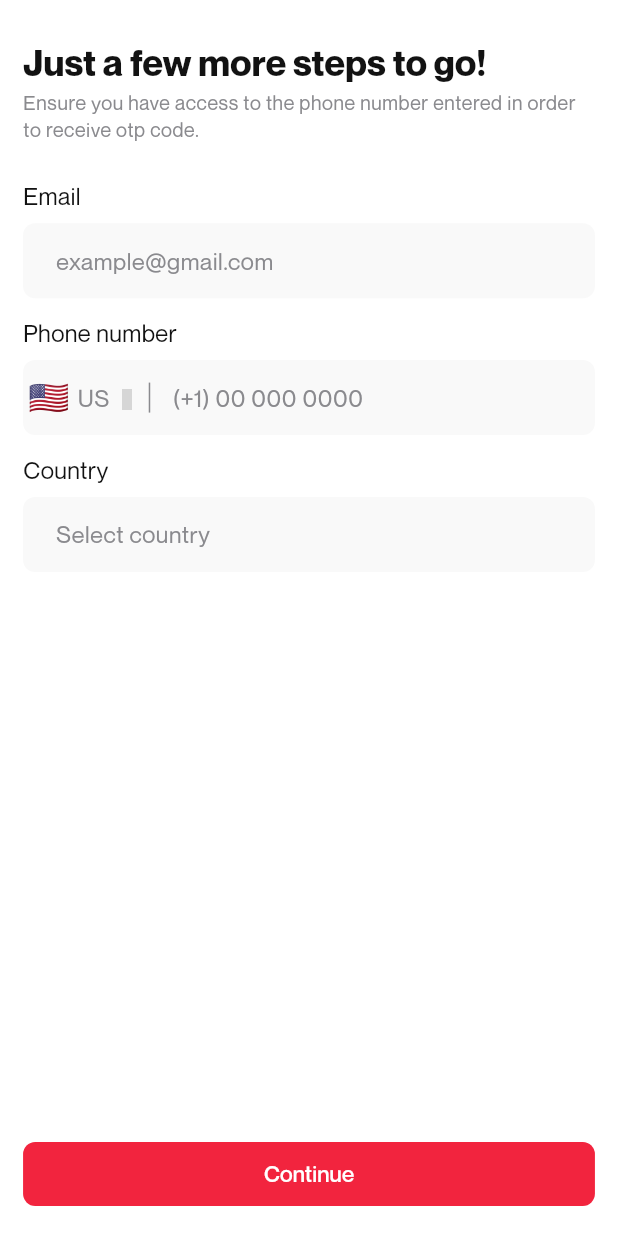
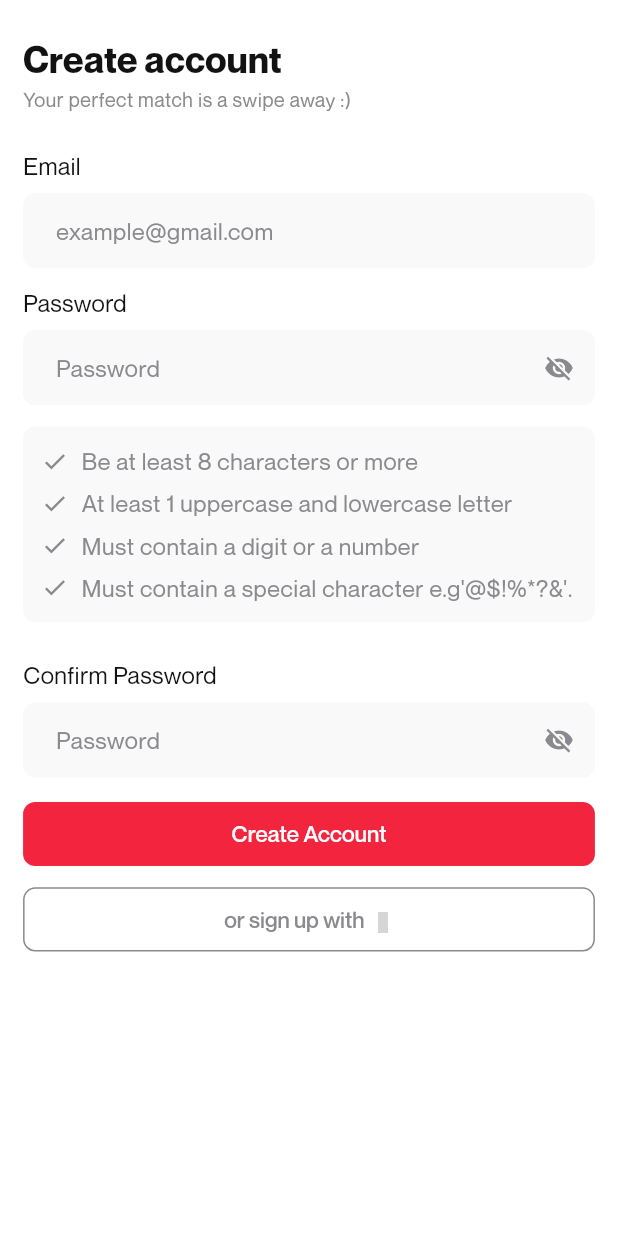
Before and after one commit to Transcend-Agency/whossy-mobile-app, a Flutter app: the screen it shows after launch, after a tap on "Continue", on a phone screen of 412 x 824 dp. Run offline on Flutter 3.47's test engine with Material 3 defaults, Android fonts, the phone set to English and light mode, and no system bars; our stand-ins replace country_picker, email_validator, firebase_core, flutter_screenutil, flutter_svg, go_router and 1 more; accounts and stored records are empty; grey boxes are pictures that could not be loaded.

Commit message:
Worked on the create account page

```diff
--- a/lib/common/components/Button/app_button.dart
+++ b/lib/common/components/Button/app_button.dart
@@ -4,6 +4,7 @@ import 'package:whossy_mobile_app/common/styles/component_style.dart';
 import 'package:whossy_mobile_app/constants/colors.dart';
 
 import '../../styles/text_style.dart';
+import '../../utils/app_utils.dart';
 import '../Loader/app_loader.dart';
 
 class AppButton extends StatelessWidget {
@@ -24,8 +25,6 @@ class AppButton extends StatelessWidget {
 
   @override
   Widget build(BuildContext context) {
-    double? fontSize = ScreenUtil().screenWidth > 500 ? 18 : null;
-
     return MaterialButton(
       height: height.h,
       minWidth: double.infinity,
@@ -39,7 +38,9 @@ class AppButton extends StatelessWidget {
           ? const AppLoader()
           : Text(
               text,
-              style: TextStyles.buttonText.copyWith(fontSize: fontSize),
+              style: TextStyles.buttonText.copyWith(
+                fontSize: AppUtils.scale(18),
+              ),
             ),
     );
   }
--- a/lib/common/components/Button/outlined_app_button.dart
+++ b/lib/common/components/Button/outlined_app_button.dart
@@ -4,6 +4,7 @@ import 'package:whossy_mobile_app/common/styles/component_style.dart';
 
 import '../../../constants/colors.dart';
 import '../../styles/text_style.dart';
+import '../../utils/app_utils.dart';
 import '../Loader/app_loader.dart';
 
 class OutlinedAppButton extends StatelessWidget {
@@ -22,21 +23,21 @@ class OutlinedAppButton extends StatelessWidget {
     this.height = 50,
     this.loading = false,
     this.text,
-    this.textColor = AppColors.black,
+    this.textColor = AppColors.hintTextColor,
     this.child,
   }) : assert(text != null || child != null,
             'Either text or child must be provided.');
 
   @override
   Widget build(BuildContext context) {
-    double? fontSize = ScreenUtil().screenWidth > 500 ? 17 : null;
+    double? fontSize = AppUtils.scale(17);
 
     return OutlinedButton(
       onPressed: onPress,
       style: OutlinedButton.styleFrom(
         foregroundColor: AppColors.primaryColor,
         minimumSize: Size(double.infinity, height.h),
-        side: BorderSide(color: borderColor ?? AppColors.black),
+        side: BorderSide(color: borderColor ?? AppColors.hintTextColor),
         shape: circularBorder,
       ),
       child: loading
--- a/lib/common/components/TextField/app_text_field.dart
+++ b/lib/common/components/TextField/app_text_field.dart
@@ -22,7 +22,6 @@ class AppTextField extends StatelessWidget {
     this.isPhone = false,
     this.isUsername = false,
     this.prefixIcon,
-    this.countryCode = '',
   });
 
   final FocusNode focusNode;
@@ -41,7 +40,6 @@ class AppTextField extends StatelessWidget {
   final int? lengthLimit;
   final bool isPhone;
   final bool isUsername;
-  final String countryCode;
 
   @override
   Widget build(BuildContext context) {
@@ -59,7 +57,7 @@ class AppTextField extends StatelessWidget {
       onFieldSubmitted: onFieldSubmitted,
       inputFormatters: [
         isPhone
-            ? _PhoneNumberFormatter(countryCode)
+            ? _PhoneNumberFormatter()
             : FilteringTextInputFormatter(RegExp('.'), allow: true),
         LengthLimitingTextInputFormatter(maxLength ?? lengthLimit),
         if (isUsername) LowercaseTextFormatter()
@@ -83,10 +81,6 @@ class AppTextField extends StatelessWidget {
 }
 
 class _PhoneNumberFormatter extends TextInputFormatter {
-  final String countryCode;
-
-  _PhoneNumberFormatter(this.countryCode);
-
   @override
   TextEditingValue formatEditUpdate(
     TextEditingValue oldValue,
@@ -94,19 +88,16 @@ class _PhoneNumberFormatter extends TextInputFormatter {
   ) {
     final text = newValue.text;
 
-    if (!text.startsWith(countryCode)) {
-      return TextEditingValue(
-        text: countryCode + text.replaceAll(countryCode, ''),
-        selection: TextSelection.collapsed(offset: countryCode.length),
-      );
+    if (text.isEmpty) {
+      return newValue;
     }
 
     final buffer = StringBuffer();
     int count = 0;
 
-    for (int i = countryCode.length; i < text.length; i++) {
+    for (int i = 0; i < text.length; i++) {
       if (text[i].contains(RegExp(r'[0-9]'))) {
-        if (count == 3 || count == 6) {
+        if (count == 2 || count == 5) {
           buffer.write(' ');
         }
         buffer.write(text[i]);
@@ -115,9 +106,8 @@ class _PhoneNumberFormatter extends TextInputFormatter {
     }
 
     return TextEditingValue(
-      text: countryCode + buffer.toString(),
-      selection:
-          TextSelection.collapsed(offset: countryCode.length + buffer.length),
+      text: buffer.toString(),
+      selection: TextSelection.collapsed(offset: buffer.length),
     );
   }
 }
--- a/lib/common/styles/text_style.dart
+++ b/lib/common/styles/text_style.dart
@@ -13,11 +13,11 @@ class TextStyles {
   );
 
   static TextStyle title = TextStyle(
-    fontWeight: FontWeight.w600,
-    fontFamily: 'NeueMontreal',
-    color: AppColors.black,
-    fontSize: 26.sp,
-  );
+      fontWeight: FontWeight.w600,
+      fontFamily: 'NeueMontreal',
+      color: AppColors.black,
+      fontSize: 26.sp,
+      height: 1.2);
 
   static TextStyle buttonText = const TextStyle(
     fontSize: 15,
--- a/lib/common/utils/app_utils.dart
+++ b/lib/common/utils/app_utils.dart
@@ -1,6 +1,5 @@
-import 'dart:math';
-
 import 'package:flutter/material.dart';
+import 'package:flutter_screenutil/flutter_screenutil.dart';
 
 class AppUtils {
   /// Global key for accessing the ScaffoldMessengerState to show SnackBars.
@@ -64,18 +63,6 @@ class AppUtils {
       });
   }
 
-  /// Calculates a text scale factor based on the device width and a maximum scale factor.
-  static TextScaler scaleText(
-    BuildContext context, {
-    double maxTextScaleFactor = 2,
-  }) {
-    final width = MediaQuery.of(context).size.width;
-    double val = (width / 1400) * maxTextScaleFactor;
-
-    double scale = max(1, min(val, maxTextScaleFactor));
-    return TextScaler.linear(scale);
-  }
-
   static String countryCodeToEmoji(String countryCode) {
     // 0x41 is Letter A
     // 0x1F1E6 is Regional Indicator Symbol Letter A
@@ -87,4 +74,8 @@ class AppUtils {
     final int secondLetter = countryCode.codeUnitAt(1) - 0x41 + 0x1F1E6;
     return String.fromCharCode(firstLetter) + String.fromCharCode(secondLetter);
   }
+
+  static double? scale(double size) {
+    return ScreenUtil().screenWidth > 500 ? size : null;
+  }
 }
--- a/lib/common/utils/router/routes.dart
+++ b/lib/common/utils/router/routes.dart
@@ -3,6 +3,7 @@ import 'package:whossy_mobile_app/feature/auth/login_screen.dart';
 import 'package:whossy_mobile_app/feature/auth/reset_pass_screen.dart';
 import 'package:whossy_mobile_app/feature/auth/sign_up/signup.dart';
 import 'package:whossy_mobile_app/feature/auth/sign_up/signup_details.dart';
+import 'package:whossy_mobile_app/feature/auth/sign_up/signup_password.dart';
 import 'package:whossy_mobile_app/feature/splash/splash_screen.dart';
 
 /// The route configuration.
@@ -40,6 +41,11 @@ final signUpRoute = GoRoute(
       name: 'signup-det',
       path: "signup-details",
       builder: (context, state) => const SignUpDetailsScreen(),
+    ),
+    GoRoute(
+      name: 'signup-pass',
+      path: "signup-password",
+      builder: (context, state) => const SignUpPassword(),
     )
   ],
 );
--- a/lib/common/utils/widget_functions.dart
+++ b/lib/common/utils/widget_functions.dart
@@ -2,6 +2,7 @@ import 'package:flutter/material.dart';
 import 'package:flutter_screenutil/flutter_screenutil.dart';
 
 import '../../constants/colors.dart';
+import '../styles/text_style.dart';
 
 Widget addHeight(double height) => SizedBox(height: height.h);
 
@@ -23,3 +24,24 @@ Icon searchIcon() {
     size: 18.r,
   );
 }
+
+Widget passwordRequirementRow(String text) {
+  return Row(
+    children: [
+      const Icon(
+        Icons.check,
+        color: AppColors.hintTextColor,
+        size: 18,
+      ),
+      addWidth(8),
+      Expanded(
+        child: Text(
+          text,
+          style: TextStyles.hintThemeText,
+          softWrap: true,
+          overflow: TextOverflow.visible,
+        ),
+      ),
+    ],
+  );
+}
--- a/lib/constants/colors.dart
+++ b/lib/constants/colors.dart
@@ -15,6 +15,8 @@ class AppColors {
   static const Color errorBorderColor = AppColors.primaryColor;
   // Color(0xFFFF0A0A);
 
+  static const Color faceBookColor = Color(0xFF1877f2);
+
   static const splashGradient = LinearGradient(
     colors: [AppColors.warmYellow, AppColors.primaryColor],
     begin: Alignment.topCenter,
--- a/lib/constants/strings.dart
+++ b/lib/constants/strings.dart
@@ -38,4 +38,11 @@ class AppStrings {
   static const String firstNameHint = 'John';
   static const String lastNameLabel = 'Last name';
   static const String lastNameHint = 'Doe';
+
+  static const requirements = [
+    'Be at least 8 characters or more',
+    'At least 1 uppercase and lowercase letter',
+    'Must contain a digit or a number',
+    "Must contain a special character e.g'@\$!%*?&'. ",
+  ];
 }
--- a/lib/feature/auth/sign_up/signup.dart
+++ b/lib/feature/auth/sign_up/signup.dart
@@ -43,7 +43,7 @@ class _SignUpScreenState extends State<SignUpScreen> {
               addHeight(24),
               Text(
                 AppStrings.signUpTitle,
-                style: TextStyles.title.copyWith(height: 1.2),
+                style: TextStyles.title.copyWith(fontSize: 24.sp),
               ),
               addHeight(8),
               Text(
--- a/lib/feature/auth/sign_up/signup_details.dart
+++ b/lib/feature/auth/sign_up/signup_details.dart
@@ -1,6 +1,7 @@
 import 'package:country_picker/country_picker.dart';
 import 'package:flutter/material.dart';
 import 'package:flutter_screenutil/flutter_screenutil.dart';
+import 'package:go_router/go_router.dart';
 import 'package:iconly/iconly.dart';
 import 'package:provider/provider.dart';
 import 'package:whossy_mobile_app/common/components/index.dart';
@@ -25,22 +26,18 @@ class _SignUpDetailsScreenState extends State<SignUpDetailsScreen> {
   Country? country;
 
   // Controllers
-  final emailController = TextEditingController();
   final countryController = TextEditingController();
   final phoneController = TextEditingController();
 
   // Form keys
-  final formKey1 = GlobalKey<FormState>();
   final formKey2 = GlobalKey<FormState>();
   final formKey3 = GlobalKey<FormState>();
 
   // Shake state keys
-  final shakeState1 = GlobalKey<ShakeState>();
   final shakeState2 = GlobalKey<ShakeState>();
   final shakeState3 = GlobalKey<ShakeState>();
 
   // Focus nodes
-  final emailFocusNode = FocusNode();
   final countryFocusNode = FocusNode();
   final phoneFocusNode = FocusNode();
 
@@ -50,21 +47,16 @@ class _SignUpDetailsScreenState extends State<SignUpDetailsScreen> {
 
   @override
   void dispose() {
-    // Dispose controllers
-    emailController.dispose();
     countryController.dispose();
     phoneController.dispose();
 
     // Dispose focus nodes
-    emailFocusNode.dispose();
     countryFocusNode.dispose();
     phoneFocusNode.dispose();
 
     // Dispose form keys and shake states if necessary
-    formKey1.currentState?.dispose();
     formKey2.currentState?.dispose();
     formKey3.currentState?.dispose();
-    shakeState1.currentState?.dispose();
     shakeState2.currentState?.dispose();
     shakeState3.currentState?.dispose();
 
@@ -81,6 +73,9 @@ class _SignUpDetailsScreenState extends State<SignUpDetailsScreen> {
 
   @override
   Widget build(BuildContext context) {
+    double? spacing = ScreenUtil().screenWidth > 500 ? 10.w : 10.w;
+    double? padding = ScreenUtil().screenWidth > 500 ? 5 : 8;
+
     return AppScaffold(
       padding: pagePadding,
       body: Consumer<AuthenticationProvider>(
@@ -93,31 +88,14 @@ class _SignUpDetailsScreenState extends State<SignUpDetailsScreen> {
                 "Just a few more steps to go!",
                 style: TextStyles.title.copyWith(fontSize: 24.sp),
               ),
+              addHeight(4),
               Text(
                 "Ensure you have access to the phone number entered in order to receive otp code.",
-                style: TextStyles.hintText,
+                style: TextStyles.hintText.copyWith(
+                  fontSize: AppUtils.scale(11.5.sp),
+                ),
               ),
               addHeight(24),
-              Padding(
-                padding: EdgeInsets.only(bottom: 6.h),
-                child: Text(
-                  'Email',
-                  style: TextStyles.fieldHeader,
-                ),
-              ),
-              Form(
-                key: formKey1,
-                child: Shake(
-                  key: shakeState1,
-                  child: AppTextField(
-                    focusNode: emailFocusNode,
-                    textController: emailController,
-                    hintText: AppStrings.emailHint,
-                    validation: (email) => email?.trim().validateEmail(),
-                  ),
-                ),
-              ),
-              addHeight(12),
               Padding(
                 padding: EdgeInsets.only(bottom: 6.h),
                 child: Text(
@@ -132,13 +110,13 @@ class _SignUpDetailsScreenState extends State<SignUpDetailsScreen> {
                   child: AppTextField(
                     focusNode: phoneFocusNode,
                     textController: phoneController,
-                    hintText: '(+1) 00 000 0000',
-                    countryCode: country?.countryCode ?? '+1',
+                    hintText:
+                        '${country?.phoneCode != null ? '' : '(+1) '}00 000 0000',
                     isPhone: true,
-                    prefixIcon: Padding(
-                      padding: EdgeInsets.only(left: 3.w, right: 3.w),
-                      child: GestureDetector(
-                        onTap: showPicker,
+                    prefixIcon: GestureDetector(
+                      onTap: showPicker,
+                      child: Padding(
+                        padding: EdgeInsets.only(left: spacing, right: 3.w),
                         child: SizedBox(
                           height: 0,
                           child: Row(
@@ -149,10 +127,10 @@ class _SignUpDetailsScreenState extends State<SignUpDetailsScreen> {
                                 AppUtils.countryCodeToEmoji(
                                     country?.countryCode ?? 'US'),
                                 style: const TextStyle(
-                                  fontSize: 22,
+                                  fontSize: 24,
                                 ),
                               ),
-                              addWidth(5),
+                              addWidth(padding),
                               Text(
                                 country?.countryCode ?? 'US',
                                 style: TextStyles.hintThemeText,
@@ -171,6 +149,10 @@ class _SignUpDetailsScreenState extends State<SignUpDetailsScreen> {
                                 endIndent: 10,
                                 color: AppColors.hintTextColor,
                               ),
+                              country?.phoneCode != null
+                                  ? Text('(+${country!.phoneCode})',
+                                      style: TextStyles.fieldHeader)
+                                  : const SizedBox.shrink(),
                             ],
                           ),
                         ),
@@ -199,12 +181,11 @@ class _SignUpDetailsScreenState extends State<SignUpDetailsScreen> {
                   ),
                 ),
               ),
-              addHeight(12),
               const Spacer(),
               Padding(
                 padding: const EdgeInsets.only(bottom: 20),
                 child: AppButton(
-                  onPress: () {},
+                  onPress: () => context.pushNamed('signup-pass'),
                   text: 'Continue',
                 ),
               ),
--- /dev/null
+++ b/lib/feature/auth/sign_up/signup_password.dart
@@ -0,0 +1,260 @@
+import 'package:flutter/material.dart';
+import 'package:flutter_screenutil/flutter_screenutil.dart';
+import 'package:go_router/go_router.dart';
+import 'package:iconly/iconly.dart';
+import 'package:provider/provider.dart';
+import 'package:whossy_mobile_app/common/components/index.dart';
+import 'package:whossy_mobile_app/common/styles/component_style.dart';
+import 'package:whossy_mobile_app/common/utils/app_utils.dart';
+import 'package:whossy_mobile_app/common/utils/extensions.dart';
+import 'package:whossy_mobile_app/view_model/auth_provider.dart';
+
+import '../../../common/styles/text_style.dart';
+import '../../../common/utils/widget_functions.dart';
+import '../../../constants/index.dart';
+
+class SignUpPassword extends StatefulWidget {
+  const SignUpPassword({super.key});
+
+  @override
+  State<SignUpPassword> createState() => _SignUpPasswordState();
+}
+
+class _SignUpPasswordState extends State<SignUpPassword> {
+  final myPasswordController = TextEditingController();
+  final confirmPasswordController = TextEditingController();
+  final emailController = TextEditingController();
+
+  final passwordFocusNode = FocusNode();
+  final confirmPasswordFocusNode = FocusNode();
+  final emailFocusNode = FocusNode();
+
+  final formKey1 = GlobalKey<FormState>();
+  final formKey2 = GlobalKey<FormState>();
+  final formKey3 = GlobalKey<FormState>();
+
+  late bool _passwordVisible;
+  late bool _confirmPasswordVisible;
+
+  bool _isPasswordEmpty = true;
+  bool _isConfirmPasswordEmpty = true;
+
+  Color passwordColor = AppColors.hintTextColor;
+  Color confirmPasswordColor = AppColors.hintTextColor;
+
+  void togglePasswordVisibility() {
+    setState(() => _passwordVisible = !_passwordVisible);
+  }
+
+  void toggleConfirmPasswordVisibility() {
+    setState(() => _confirmPasswordVisible = !_confirmPasswordVisible);
+  }
+
+  void _updatePasswordEmpty() {
+    setState(() {
+      _isPasswordEmpty = myPasswordController.text.isEmpty;
+    });
+  }
+
+  void _updateConfirmPasswordEmpty() {
+    setState(() {
+      _isConfirmPasswordEmpty = confirmPasswordController.text.isEmpty;
+    });
+  }
+
+  void _updatePasswordColor() {
+    setState(() {
+      passwordColor = passwordFocusNode.hasFocus
+          ? AppColors.black
+          : _isPasswordEmpty
+              ? AppColors.hintTextColor
+              : AppColors.black;
+    });
+  }
+
+  void _updateConfirmPasswordColor() {
+    setState(() {
+      confirmPasswordColor = confirmPasswordFocusNode.hasFocus
+          ? AppColors.black
+          : _isConfirmPasswordEmpty
+              ? AppColors.hintTextColor
+              : AppColors.black;
+    });
+  }
+
+  @override
+  void initState() {
+    super.initState();
+    _passwordVisible = true;
+    _confirmPasswordVisible = true;
+
+    passwordFocusNode.addListener(_updatePasswordColor);
+    myPasswordController.addListener(_updatePasswordEmpty);
+
+    confirmPasswordFocusNode.addListener(_updateConfirmPasswordColor);
+    confirmPasswordController.addListener(_updateConfirmPasswordEmpty);
+  }
+
+  @override
+  void dispose() {
+    emailController.dispose();
+    emailFocusNode.dispose();
+    formKey1.currentState?.dispose();
+
+    myPasswordController.dispose();
+    passwordFocusNode.dispose();
+    formKey2.currentState?.dispose();
+
+    confirmPasswordController.dispose();
+    confirmPasswordFocusNode.dispose();
+    formKey3.currentState?.dispose();
+
+    super.dispose();
+  }
+
+  @override
+  Widget build(BuildContext context) {
+    return AppScaffold(
+      padding: pagePadding,
+      body: Consumer<AuthenticationProvider>(
+        builder: (context, auth, child) {
+          return Column(
+            crossAxisAlignment: CrossAxisAlignment.stretch,
+            children: <Widget>[
+              addHeight(24),
+              Text(
+                "Create account",
+                style: TextStyles.title.copyWith(fontSize: 24.sp),
+              ),
+              addHeight(4),
+              Text(
+                "Your perfect match is a swipe away :)",
+                style: TextStyles.hintText.copyWith(
+                  fontSize: AppUtils.scale(11.5.sp),
+                ),
+              ),
+              addHeight(24),
+              Padding(
+                padding: EdgeInsets.only(bottom: 6.h),
+                child: Text(
+                  'Email',
+                  style: TextStyles.fieldHeader,
+                ),
+              ),
+              Form(
+                key: formKey1,
+                child: AppTextField(
+                  focusNode: emailFocusNode,
+                  textController: emailController,
+                  hintText: AppStrings.emailHint,
+                  validation: (email) => email?.trim().validateEmail(),
+                ),
+              ),
+              addHeight(12),
+              Padding(
+                padding: EdgeInsets.only(bottom: 6.h),
+                child: Text(
+                  AppStrings.passwordLabel,
+                  style: TextStyles.fieldHeader,
+                ),
+              ),
+              Form(
+                key: formKey2,
+                child: AppTextField(
+                  focusNode: passwordFocusNode,
+                  textController: myPasswordController,
+                  action: TextInputAction.done,
+                  hintText: AppStrings.passwordHint,
+                  obscureText: _passwordVisible,
+                  validation: (value) => value.validatePassword(),
+                  onFieldSubmitted: (password) => {},
+                  suffixIcon: IconButton(
+                    icon: visibilityIcon(_passwordVisible, passwordColor),
+                    onPressed: togglePasswordVisibility,
+                  ),
+                ),
+              ),
+              Container(
+                  padding: EdgeInsets.all(12.h),
+                  margin: EdgeInsets.only(top: 14.h),
+                  decoration: BoxDecoration(
+                    color: AppColors.inputBackGround.withOpacity(0.6),
+                    borderRadius: BorderRadius.circular(8.r),
+                  ),
+                  child: Column(
+                    crossAxisAlignment: CrossAxisAlignment.start,
+                    children: List.generate(7, (index) {
+                      if (index % 2 == 0) {
+                        return passwordRequirementRow(
+                            AppStrings.requirements[index ~/ 2]);
+                      }
+                      return addHeight(6);
+                    }),
+                  )),
+              addHeight(24),
+              Padding(
+                padding: EdgeInsets.only(bottom: 6.h),
+                child: Text(
+                  'Confirm Password',
+                  style: TextStyles.fieldHeader,
+                ),
+              ),
+              Form(
+                key: formKey3,
+                child: AppTextField(
+                  focusNode: confirmPasswordFocusNode,
+                  textController: confirmPasswordController,
+                  action: TextInputAction.done,
+                  hintText: AppStrings.passwordHint,
+                  obscureText: _confirmPasswordVisible,
+                  validation: (value) => value.validatePassword(),
+                  onFieldSubmitted: (password) => {},
+                  suffixIcon: IconButton(
+                    icon: visibilityIcon(
+                        _confirmPasswordVisible, confirmPasswordColor),
+                    onPressed: toggleConfirmPasswordVisibility,
+                  ),
+                ),
+              ),
+              Padding(
+                padding: EdgeInsets.only(top: 16.h),
+                child: AppButton(
+                  onPress: () => context.pushNamed('signup-pass'),
+                  text: 'Create Account',
+                ),
+              ),
+              Padding(
+                padding: EdgeInsets.only(top: 14.h),
+                child: OutlinedAppButton(
+                  onPress: auth.signGoogle,
+                  child: Row(
+                    mainAxisAlignment: MainAxisAlignment.center,
+                    children: [
+                      Text(
+                        'or sign up with',
+                        style: TextStyles.buttonText.copyWith(
+                          color: AppColors.hintTextColor,
+                          fontSize: AppUtils.scale(17),
+                        ),
+                      ),
+                      addWidth(5),
+                      Padding(
+                        padding: const EdgeInsets.only(top: 4),
+                        child: Icon(
+                          IconlyLight.arrow_down_2,
+                          size: 14.r,
+                          color: AppColors.hintTextColor,
+                        ),
+                      ),
+                    ],
+                  ),
+                ),
+              ),
+              const Spacer(),
+            ],
+          );
+        },
+      ),
+    );
+  }
+}
--- a/pubspec.yaml
+++ b/pubspec.yaml
@@ -16,7 +16,7 @@ publish_to: 'none' # Remove this line if you wish to publish to pub.dev
 # https://developer.apple.com/library/archive/documentation/General/Reference/InfoPlistKeyReference/Articles/CoreFoundationKeys.html
 # In Windows, build-name is used as the major, minor, and patch parts
 # of the product and file versions while build-number is used as the build suffix.
-version: 1.0.1+2002
+version: 1.0.1+2003
 
 environment:
   sdk: '>=3.3.4 <4.0.0'
@@ -49,7 +49,6 @@ dependencies:
   email_validator: ^3.0.0
   url_launcher: ^6.3.0
   country_picker: ^2.0.26
-  ionicons: ^0.2.2
   iconly: ^1.0.1
 
 dev_dependencies:
```
Also changed, not shown: lib/feature/auth/login_screen.dart (+19 -11 lines), pubspec.lock.
